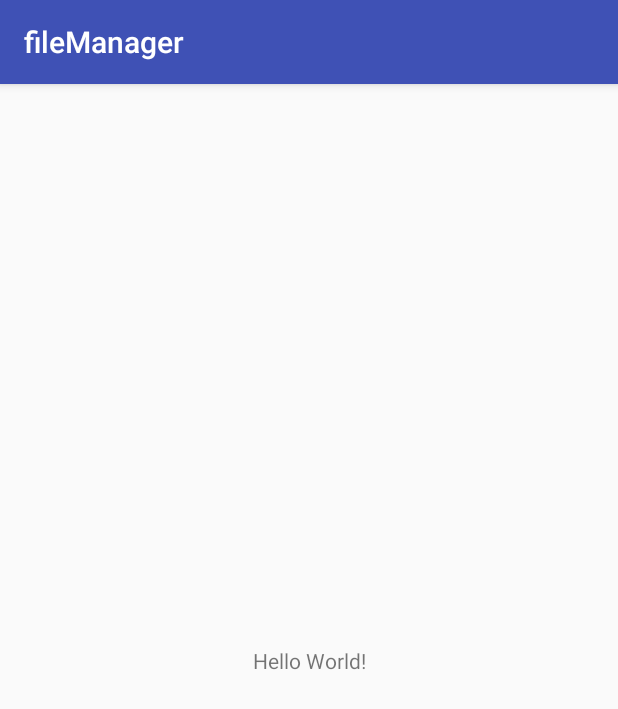
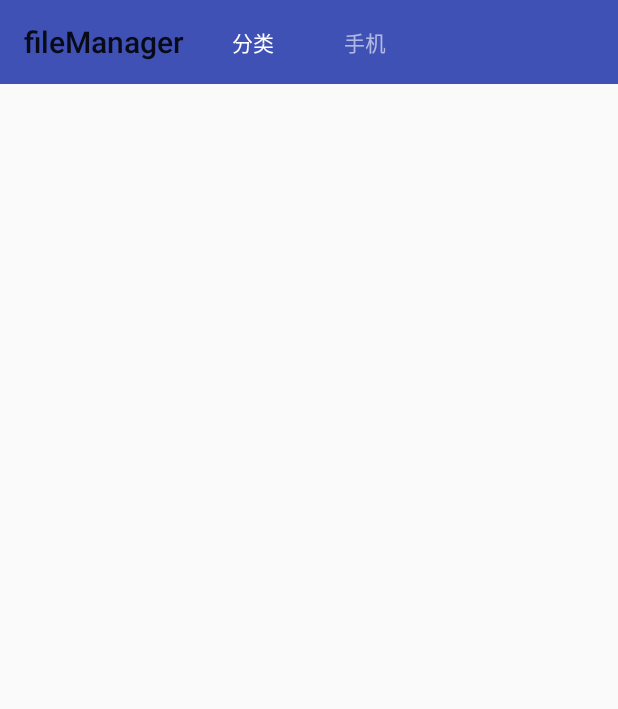
Before and after one commit to xiexiang89/filemanager, an Android app: the screen it shows after launch (MainActivity), on a phone screen of 412 x 824 dp. Shown: the top 709 px of the screen. Run offline under Robolectric (Android 15) with nearby library versions, the phone set to English and light mode, and no system bars.

Commit message:
Modify main

```diff
--- a/app/build.gradle
+++ b/app/build.gradle
@@ -22,6 +22,7 @@ dependencies {
     implementation fileTree(dir: 'libs', include: ['*.jar'])
     implementation 'com.android.support:appcompat-v7:27.1.1'
     implementation 'com.android.support.constraint:constraint-layout:1.1.3'
+    implementation 'com.android.support:design:27.1.1'
     testImplementation 'junit:junit:4.12'
     androidTestImplementation 'com.android.support.test:runner:1.0.2'
     androidTestImplementation 'com.android.support.test.espresso:espresso-core:3.0.2'
--- a/app/src/main/AndroidManifest.xml
+++ b/app/src/main/AndroidManifest.xml
@@ -9,7 +9,8 @@
         android:roundIcon="@mipmap/ic_launcher_round"
         android:supportsRtl="true"
         android:theme="@style/AppTheme">
-        <activity android:name=".MainActivity">
+        <activity android:name=".MainActivity"
+            android:theme="@style/MainTheme">
             <intent-filter>
                 <action android:name="android.intent.action.MAIN" />
 
--- a/app/src/main/java/com/edgar/filemanager/MainActivity.java
+++ b/app/src/main/java/com/edgar/filemanager/MainActivity.java
@@ -1,13 +1,35 @@
 package com.edgar.filemanager;
 
+import android.content.res.ColorStateList;
+import android.graphics.Color;
+import android.support.design.widget.TabLayout;
+import android.support.v4.app.FragmentTransaction;
+import android.support.v4.content.ContextCompat;
+import android.support.v4.widget.DrawerLayout;
+import android.support.v4.widget.SlidingPaneLayout;
+import android.support.v7.app.ActionBar;
 import android.support.v7.app.AppCompatActivity;
 import android.os.Bundle;
+import android.support.v7.widget.Toolbar;
 
 public class MainActivity extends FileBaseActivity {
+
+    private DrawerLayout mDrawerLayout;
+    private Toolbar mToolBar;
+    private TabLayout mTabLayout;
 
     @Override
     protected void onCreate(Bundle savedInstanceState) {
         super.onCreate(savedInstanceState);
         setContentView(R.layout.activity_main);
+        mToolBar = findViewById(R.id.tool_bar);
+        setSupportActionBar(mToolBar);
+        mTabLayout = findViewById(R.id.tab_layout);
+        mTabLayout.setSelectedTabIndicatorHeight(0);
+        mTabLayout.setTabMode(TabLayout.MODE_FIXED);
+        mTabLayout.setTabTextColors(ContextCompat.getColor(this,R.color.tab_normal_color),
+                ContextCompat.getColor(this,R.color.tab_select_color));
+        mTabLayout.addTab(mTabLayout.newTab().setText("分类"));
+        mTabLayout.addTab(mTabLayout.newTab().setText("手机"));
     }
 }
--- /dev/null
+++ b/app/src/main/res/color/tab_text_color.xml
@@ -0,0 +1,5 @@
+<?xml version="1.0" encoding="utf-8"?>
+<selector xmlns:android="http://schemas.android.com/apk/res/android">
+    <item android:color="@android:color/white" android:state_selected="true"/>
+    <item android:color="#FFE7F7FF"/>
+</selector>
--- a/app/src/main/res/layout/activity_main.xml
+++ b/app/src/main/res/layout/activity_main.xml
@@ -1,18 +1,28 @@
 <?xml version="1.0" encoding="utf-8"?>
-<android.support.constraint.ConstraintLayout xmlns:android="http://schemas.android.com/apk/res/android"
+<android.support.v4.widget.DrawerLayout xmlns:android="http://schemas.android.com/apk/res/android"
     xmlns:app="http://schemas.android.com/apk/res-auto"
     xmlns:tools="http://schemas.android.com/tools"
     android:layout_width="match_parent"
     android:layout_height="match_parent"
     tools:context=".MainActivity">
-
-    <TextView
-        android:layout_width="wrap_content"
-        android:layout_height="wrap_content"
-        android:text="Hello World!"
-        app:layout_constraintBottom_toBottomOf="parent"
-        app:layout_constraintLeft_toLeftOf="parent"
-        app:layout_constraintRight_toRightOf="parent"
-        app:layout_constraintTop_toTopOf="parent" />
-
-</android.support.constraint.ConstraintLayout>
+    <FrameLayout
+        android:layout_width="150dp"
+        android:layout_height="match_parent">
+    </FrameLayout>
+    <LinearLayout
+        android:orientation="vertical"
+        android:layout_width="match_parent"
+        android:layout_height="match_parent">
+        <android.support.v7.widget.Toolbar
+            android:id="@+id/tool_bar"
+            android:layout_width="match_parent"
+            android:layout_height="?attr/actionBarSize"
+            android:background="?attr/colorPrimary">
+            <android.support.design.widget.TabLayout
+                android:id="@+id/tab_layout"
+                android:layout_width="150dp"
+                android:layout_height="match_parent"
+                android:layout_gravity="center"/>
+        </android.support.v7.widget.Toolbar>
+    </LinearLayout>
+</android.support.v4.widget.DrawerLayout>
--- a/app/src/main/res/values/colors.xml
+++ b/app/src/main/res/values/colors.xml
@@ -3,4 +3,7 @@
     <color name="colorPrimary">#3F51B5</color>
     <color name="colorPrimaryDark">#303F9F</color>
     <color name="colorAccent">#FF4081</color>
+
+    <color name="tab_normal_color">#98FFFFFF</color>
+    <color name="tab_select_color">@android:color/white</color>
 </resources>
--- a/app/src/main/res/values/styles.xml
+++ b/app/src/main/res/values/styles.xml
@@ -8,4 +8,9 @@
         <item name="colorAccent">@color/colorAccent</item>
     </style>
 
+    <style name="MainTheme" parent="Theme.AppCompat.Light.NoActionBar">
+        <item name="colorPrimary">@color/colorPrimary</item>
+        <item name="colorPrimaryDark">@color/colorPrimaryDark</item>
+        <item name="colorAccent">@color/colorAccent</item>
+    </style>
 </resources>
```
